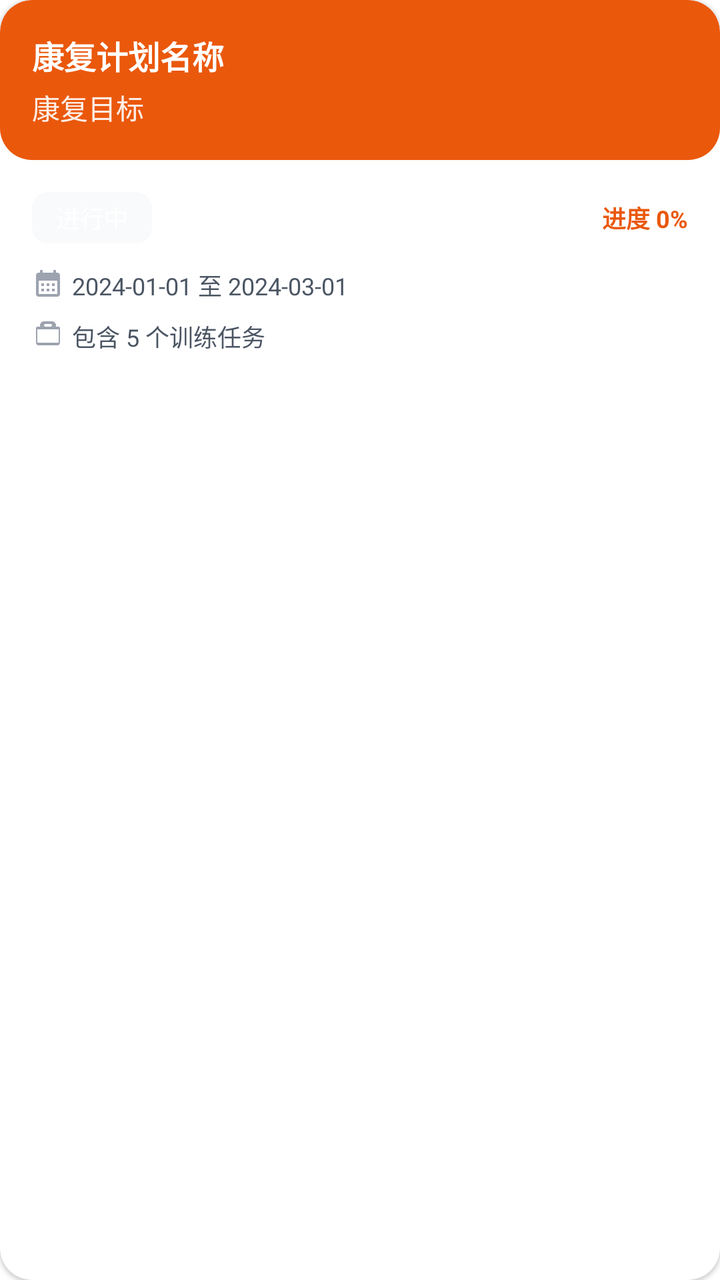
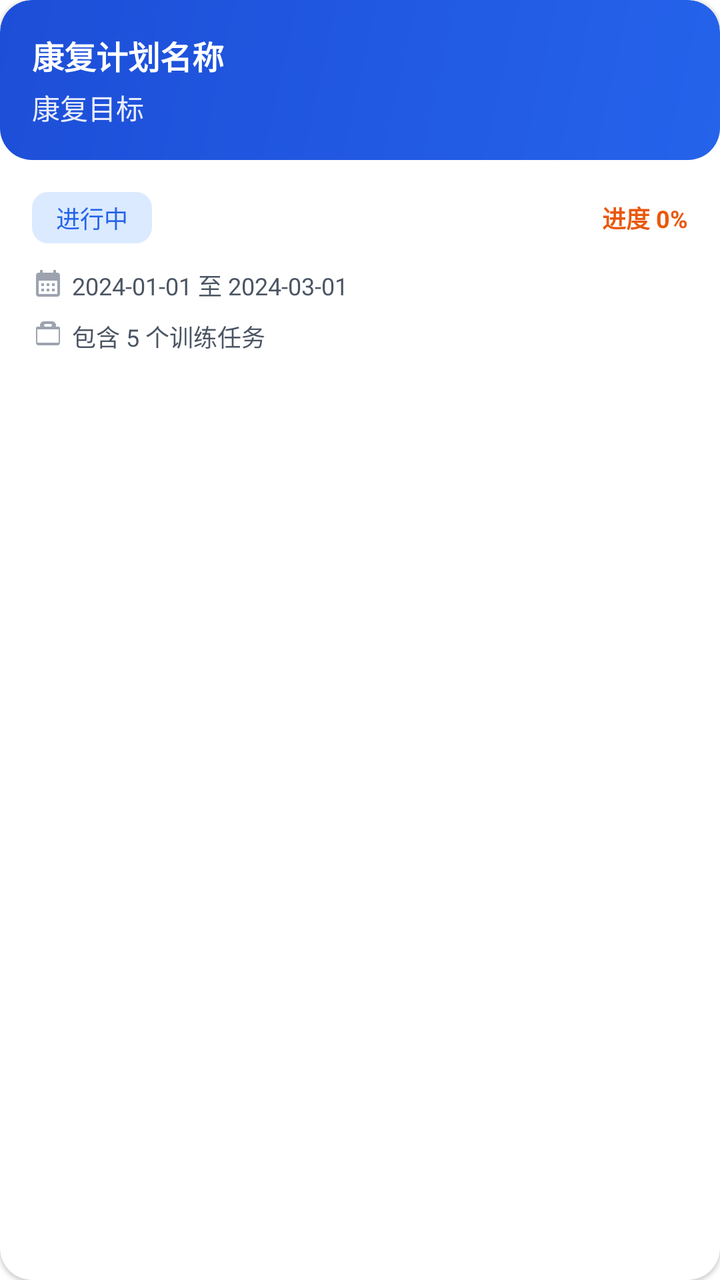

Before-and-after screenshots of an Android layout around one commit, followed by the original layout XML and the change that was made.
<!-- AndroidManifest.xml: application theme Theme.WinsRehab -->
<!-- res/layout/item_rehab_plan.xml -->
<?xml version="1.0" encoding="utf-8"?>
<androidx.cardview.widget.CardView
    xmlns:android="http://schemas.android.com/apk/res/android"
    xmlns:app="http://schemas.android.com/apk/res-auto"
    android:layout_width="match_parent"
    android:layout_height="wrap_content"
    android:layout_margin="@dimen/space_8"
    app:cardCornerRadius="@dimen/radius_16"
    app:cardElevation="@dimen/elevation_1"
    android:clickable="true"
    android:focusable="true"
    android:foreground="?attr/selectableItemBackground">

    <LinearLayout
        android:layout_width="match_parent"
        android:layout_height="wrap_content"
        android:orientation="vertical">

        
        <LinearLayout
            android:layout_width="match_parent"
            android:layout_height="wrap_content"
            android:background="@drawable/bg_gradient_warm"
            android:padding="@dimen/space_16"
            android:orientation="vertical">

            
            <TextView
                android:id="@+id/tv_plan_name"
                android:layout_width="match_parent"
                android:layout_height="wrap_content"
                android:text="康复计划名称" android:textAppearance="@style/TextAppearance.WinsRehab.Title16"
                android:textStyle="bold"
                android:textColor="@color/on_primary"/>

            
            <TextView
                android:id="@+id/tv_plan_goal"
                android:layout_width="match_parent"
                android:layout_height="wrap_content"
                android:layout_marginTop="@dimen/space_4"
                android:text="康复目标" android:textAppearance="@style/TextAppearance.WinsRehab.Body14"
                android:textColor="@color/on_primary"
                android:alpha="0.9"/>
        </LinearLayout>

        
        <LinearLayout
            android:layout_width="match_parent"
            android:layout_height="wrap_content"
            android:padding="@dimen/space_16"
            android:orientation="vertical">

            
            <LinearLayout
                android:layout_width="match_parent"
                android:layout_height="wrap_content"
                android:orientation="horizontal"
                android:gravity="center_vertical">

                <TextView
                    android:id="@+id/tv_plan_status"
                    android:layout_width="wrap_content"
                    android:layout_height="wrap_content"
                    android:text="进行中" android:textAppearance="@style/TextAppearance.WinsRehab.Body12"
                    android:textColor="@color/on_primary"
                    android:background="@drawable/bg_badge_purple"
                    android:paddingHorizontal="@dimen/space_12"
                    android:paddingVertical="@dimen/space_4"/>

                <View
                    android:layout_width="0dp"
                    android:layout_height="1dp"
                    android:layout_weight="1"/>

                <TextView
                    android:id="@+id/tv_plan_progress"
                    android:layout_width="wrap_content"
                    android:layout_height="wrap_content"
                    android:text="进度 0%" android:textAppearance="@style/TextAppearance.WinsRehab.Body12"
                    android:textColor="@color/warning"
                    android:textStyle="bold"/>
            </LinearLayout>

            
            <LinearLayout
                android:layout_width="match_parent"
                android:layout_height="wrap_content"
                android:layout_marginTop="@dimen/space_12"
                android:orientation="horizontal">

                <ImageView
                    android:layout_width="16dp"
                    android:layout_height="16dp"
                    android:src="@drawable/ic_calendar"
                    app:tint="@color/on_surface_tertiary"/>

                <TextView
                    android:id="@+id/tv_plan_date"
                    android:layout_width="wrap_content"
                    android:layout_height="wrap_content"
                    android:layout_marginStart="@dimen/space_4"
                    android:text="2024-01-01 至 2024-03-01" android:textAppearance="@style/TextAppearance.WinsRehab.Body12"
                    android:textColor="@color/on_surface_secondary"/>
            </LinearLayout>

            
            <LinearLayout
                android:layout_width="match_parent"
                android:layout_height="wrap_content"
                android:layout_marginTop="@dimen/space_8"
                android:orientation="horizontal">

                <ImageView
                    android:layout_width="16dp"
                    android:layout_height="16dp"
                    android:src="@drawable/ic_task"
                    app:tint="@color/on_surface_tertiary"/>

                <TextView
                    android:id="@+id/tv_task_count"
                    android:layout_width="wrap_content"
                    android:layout_height="wrap_content"
                    android:layout_marginStart="@dimen/space_4"
                    android:text="包含 5 个训练任务" android:textAppearance="@style/TextAppearance.WinsRehab.Body12"
                    android:textColor="@color/on_surface_secondary"/>
            </LinearLayout>
        </LinearLayout>
    </LinearLayout>
</androidx.cardview.widget.CardView>
<!-- resources referenced by this layout -->
<resources>
  <color name="on_primary">#FFFFFFFF</color>
  <color name="on_surface_secondary">#FF4B5563</color>
  <color name="on_surface_tertiary">#FF9CA3AF</color>
  <color name="warning">#FFEA580C</color>
  <dimen name="elevation_1">1dp</dimen>
  <dimen name="radius_16">16dp</dimen>
  <dimen name="space_12">12dp</dimen>
  <dimen name="space_16">16dp</dimen>
  <dimen name="space_4">4dp</dimen>
  <dimen name="space_8">8dp</dimen>
  <!-- drawable bg_badge_purple (drawable) -->
  <?xml version="1.0" encoding="utf-8"?>
  <shape xmlns:android="http://schemas.android.com/apk/res/android">
      <solid android:color="@color/surface_variant" /> 
      <corners android:radius="@dimen/radius_8" />
  </shape>
  <!-- drawable bg_gradient_warm (drawable) -->
  <?xml version="1.0" encoding="utf-8"?>
  <shape xmlns:android="http://schemas.android.com/apk/res/android">
      <gradient
          android:startColor="@color/warning"
          android:endColor="@color/warning"
          android:angle="135"/>
      <corners android:radius="@dimen/radius_16"/>
  </shape>
  <!-- drawable ic_calendar (drawable) -->
  <vector xmlns:android="http://schemas.android.com/apk/res/android" android:height="24dp" android:tint="@color/on_surface" android:viewportHeight="24" android:viewportWidth="24" android:width="24dp">
        
      <path android:fillColor="@android:color/white" android:pathData="M19,4h-1V2h-2v2H8V2H6v2H5C3.89,4 3.01,4.9 3.01,6L3,20c0,1.1 0.89,2 2,2h14c1.1,0 2,-0.9 2,-2V6C21,4.9 20.1,4 19,4zM19,20H5V10h14V20zM9,14H7v-2h2V14zM13,14h-2v-2h2V14zM17,14h-2v-2h2V14zM9,18H7v-2h2V18zM13,18h-2v-2h2V18zM17,18h-2v-2h2V18z"/>
      
  </vector>
  <!-- drawable ic_task (drawable) -->
  <vector xmlns:android="http://schemas.android.com/apk/res/android"
      android:width="24dp"
      android:height="24dp"
      android:viewportWidth="24"
      android:viewportHeight="24">
      <path
          android:fillColor="@color/on_surface"
          android:pathData="M20,6h-2.18c0.11,-0.31 0.18,-0.65 0.18,-1 0,-1.66 -1.34,-3 -3,-3h-6c-1.66,0 -3,1.34 -3,3 0,0.35 0.07,0.69 0.18,1H4c-0.55,0 -1,0.45 -1,1v11c0,1.1 0.9,2 2,2h14c1.1,0 2,-0.9 2,-2V7c0,-0.55 -0.45,-1 -1,-1zM9,5c0,-0.55 0.45,-1 1,-1h4c0.55,0 1,0.45 1,1s-0.45,1 -1,1h-4c-0.55,0 -1,-0.45 -1,-1zm11,13H4V8h16v10z"/>
  </vector>
  <style name="TextAppearance.WinsRehab.Body12">
          <item name="android:textSize">12sp</item> 
      </style>
  <style name="TextAppearance.WinsRehab.Body14">
          <item name="android:textSize">14sp</item> 
      </style>
  <style name="TextAppearance.WinsRehab.Title16">
          <item name="android:textSize">16sp</item> 
      </style>
  <style name="Theme.WinsRehab" parent="Theme.MaterialComponents.DayNight.NoActionBar">
          <item name="buttonStyle">@style/MyRoundButton</item>
  
  
  
      </style>
  <color name="surface_variant">#FFF9FAFB</color>
  <dimen name="radius_8">8dp</dimen>
  <color name="on_surface">#FF1F2937</color>
  <style name="MyRoundButton">MyRoundButton
          <item name="android:background">@drawable/shape_btn_round</item>
  
      </style>
  <!-- drawable shape_btn_round (drawable) -->
  <?xml version="1.0" encoding="utf-8"?>
  <shape xmlns:android="http://schemas.android.com/apk/res/android">
  
      <corners android:radius="@dimen/radius_8"/>               
      <padding android:left="@dimen/space_4" android:right="@dimen/space_4"
        />
  </shape>
</resources>

<!-- the commit's change to res/layout/item_rehab_plan.xml (unified diff, before → after) -->
@@ -20,7 +20,7 @@
         <LinearLayout
             android:layout_width="match_parent"
             android:layout_height="wrap_content"
-            android:background="@drawable/bg_gradient_warm"
+            android:background="@drawable/bg_brand_gradient"
             android:padding="@dimen/space_16"
             android:orientation="vertical">
 
@@ -63,8 +63,9 @@
                     android:layout_width="wrap_content"
                     android:layout_height="wrap_content"
                     android:text="进行中" android:textAppearance="@style/TextAppearance.WinsRehab.Body12"
-                    android:textColor="@color/on_primary"
-                    android:background="@drawable/bg_badge_purple"
+                    android:textColor="@color/status_pending"
+                    android:background="@drawable/bg_chip"
+                    android:backgroundTint="@color/primary_container"
                     android:paddingHorizontal="@dimen/space_12"
                     android:paddingVertical="@dimen/space_4"/>
 
<!-- resource entries referenced after the edit -->
@@ -3,6 +3,8 @@
   <color name="on_primary">#FFFFFFFF</color>
   <color name="on_surface_secondary">#FF4B5563</color>
   <color name="on_surface_tertiary">#FF9CA3AF</color>
+  <color name="primary_container">#FFDBEAFE</color>
+  <color name="status_pending">#FF2563EB</color>
   <color name="warning">#FFEA580C</color>
   <dimen name="elevation_1">1dp</dimen>
   <dimen name="radius_16">16dp</dimen>
@@ -10,20 +12,20 @@
   <dimen name="space_16">16dp</dimen>
   <dimen name="space_4">4dp</dimen>
   <dimen name="space_8">8dp</dimen>
-  <!-- drawable bg_badge_purple (drawable) -->
+  <!-- drawable bg_brand_gradient (drawable) -->
   <?xml version="1.0" encoding="utf-8"?>
-  <shape xmlns:android="http://schemas.android.com/apk/res/android">
-      <solid android:color="@color/surface_variant" /> 
-      <corners android:radius="@dimen/radius_8" />
-  </shape>
-  <!-- drawable bg_gradient_warm (drawable) -->
-  <?xml version="1.0" encoding="utf-8"?>
-  <shape xmlns:android="http://schemas.android.com/apk/res/android">
+  <shape xmlns:android="http://schemas.android.com/apk/res/android" android:shape="rectangle">
       <gradient
-          android:startColor="@color/warning"
-          android:endColor="@color/warning"
+          android:startColor="@color/primary"
+          android:endColor="@color/brand_doctor_primary_dark"
           android:angle="135"/>
       <corners android:radius="@dimen/radius_16"/>
+  </shape>
+  <!-- drawable bg_chip (drawable) -->
+  <?xml version="1.0" encoding="utf-8"?>
+  <shape xmlns:android="http://schemas.android.com/apk/res/android" android:shape="rectangle">
+      <solid android:color="@color/surface_variant"/>
+      <corners android:radius="@dimen/radius_8"/>
   </shape>
   <!-- drawable ic_calendar (drawable) -->
   <vector xmlns:android="http://schemas.android.com/apk/res/android" android:height="24dp" android:tint="@color/on_surface" android:viewportHeight="24" android:viewportWidth="24" android:width="24dp">
@@ -56,6 +58,8 @@
   
   
       </style>
+  <color name="primary">#FF2563EB</color>
+  <color name="brand_doctor_primary_dark">#FF1D4ED8</color>
   <color name="surface_variant">#FFF9FAFB</color>
   <dimen name="radius_8">8dp</dimen>
   <color name="on_surface">#FF1F2937</color>
